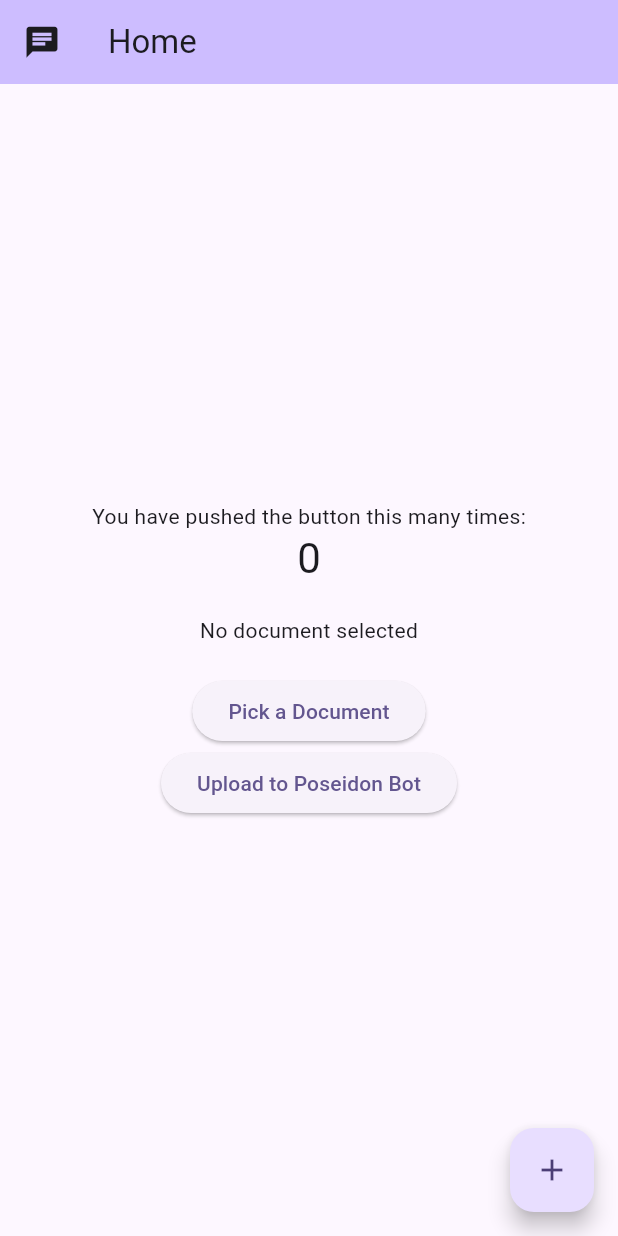
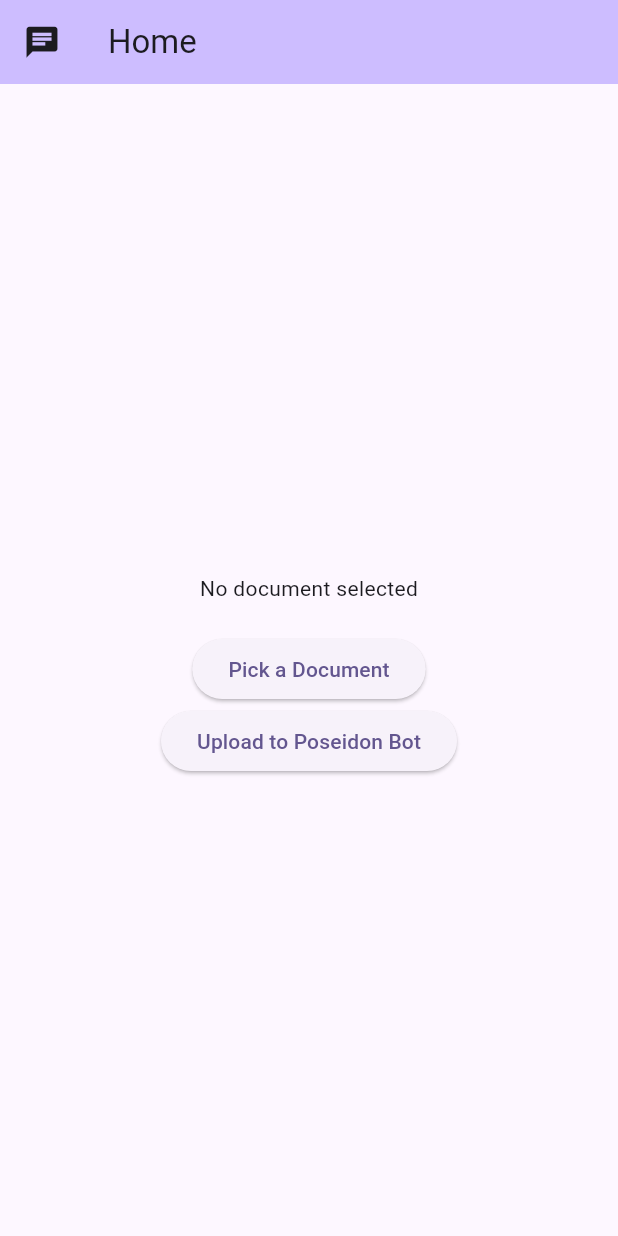
Before and after one commit to hicsail/poseidon-bot, a Flutter app: the screen it shows after launch, on a phone screen of 412 x 824 dp. Run offline on Flutter 3.47's test engine with Material 3 defaults, Android fonts, the light colour scheme and no system bars; our stand-ins replace animated_text_kit, file_picker.

Commit message:
making some code comments

```diff
--- a/frontend/app/lib/homepage.dart
+++ b/frontend/app/lib/homepage.dart
@@ -17,17 +17,17 @@
 }
 
 class _MyHomePageState extends State<MyHomePage> {
-  int _counter = 0;
   File? _selectedFile;
   String? _fileText;
   String? _fileName;
   int? _fileSize;
+  // int _counter = 0;
 
-  void _incrementCounter() {
-    setState(() {
-      _counter++;
-    });
-  }
+  // void _incrementCounter() {
+  //   setState(() {
+  //     _counter++;
+  //   });
+  // }
 
   Future<void> _pickDocument() async {
     FilePickerResult? result = await FilePicker.platform.pickFiles(
@@ -100,13 +100,13 @@
         child: Column(
           mainAxisAlignment: MainAxisAlignment.center,
           children: <Widget>[
-            const Text(
-              'You have pushed the button this many times:',
-            ),
-            Text(
-              '$_counter',
-              style: Theme.of(context).textTheme.headlineMedium,
-            ),
+            // const Text(
+            //   'You have pushed the button this many times:',
+            // ),
+            // Text(
+            //   '$_counter',
+            //   style: Theme.of(context).textTheme.headlineMedium,
+            // ),
             const SizedBox(height: 20),
             // Display selected file
             _fileName != null
@@ -142,11 +142,11 @@
           ],
         ),
       ),
-      floatingActionButton: FloatingActionButton(
-        onPressed: _incrementCounter,
-        tooltip: 'Increment',
-        child: const Icon(Icons.add),
-      ),
+      // floatingActionButton: FloatingActionButton(
+      //   onPressed: _incrementCounter,
+      //   tooltip: 'Increment',
+      //   child: const Icon(Icons.add),
+      // ),
     );
   }
 }
--- a/frontend/app/lib/widgets/PoseidonAppBar.dart
+++ b/frontend/app/lib/widgets/PoseidonAppBar.dart
@@ -1,5 +1,4 @@
 import 'package:app/chatpage.dart';
-import 'package:app/homepage.dart';
 import 'package:app/widgets/SlideFromLeftPageRoute.dart';
 import 'package:flutter/material.dart';
 // import 'package:app/homepage.dart'
```
